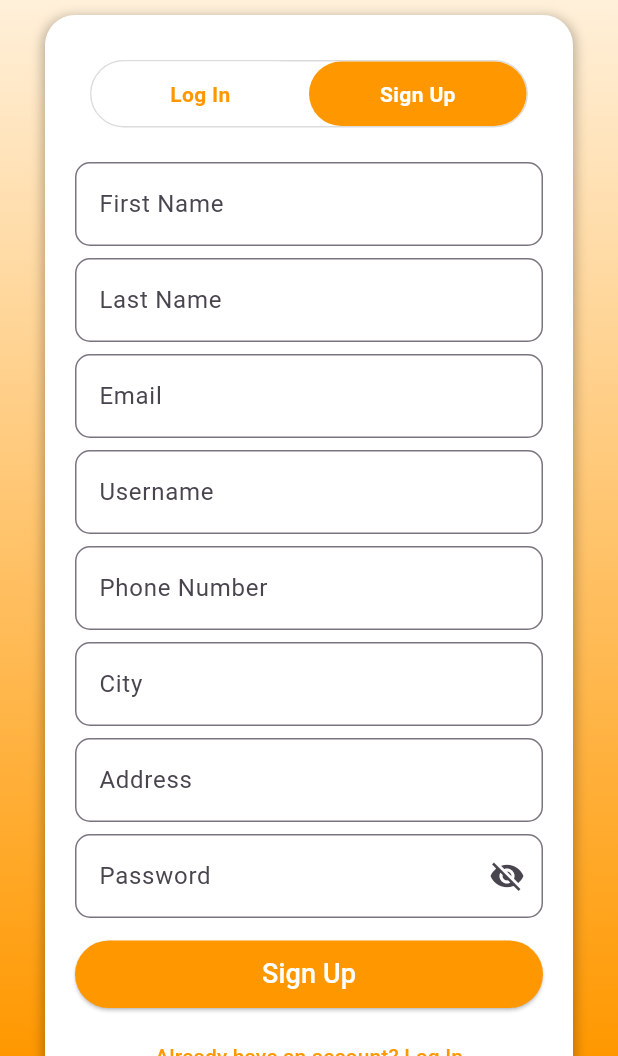
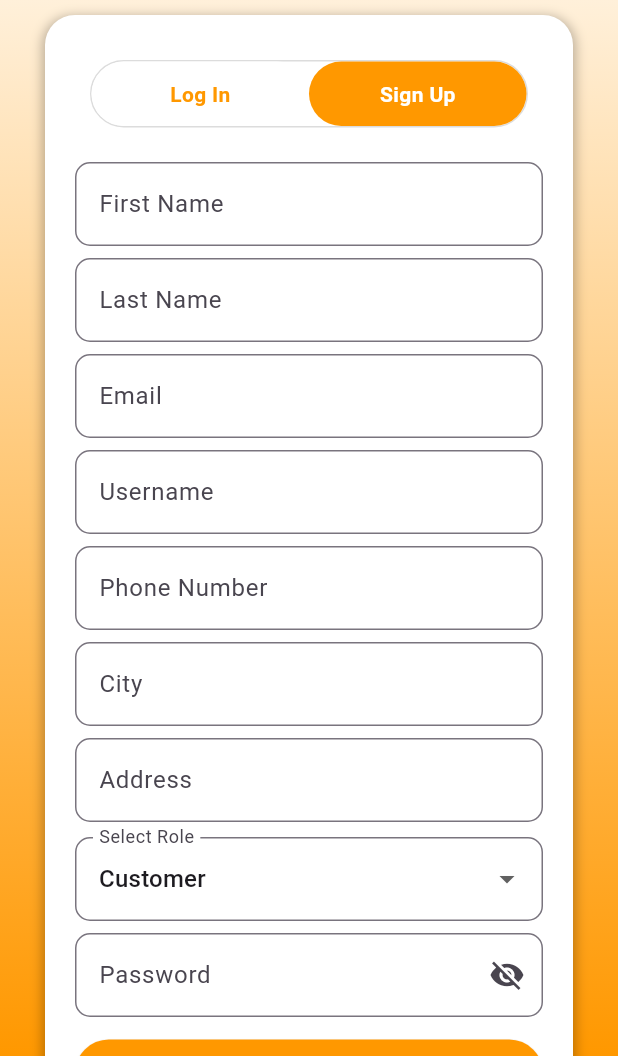
Before and after one commit to Leema02/Food_Trucks, a Flutter app: the SignUpPage screen opened directly, on a phone screen of 412 x 824 dp, the part 180-1236 px from its top. Run offline on Flutter 3.47's test engine with Material 3 defaults, Android fonts, the phone set to English and light mode, and no system bars; our stand-ins replace cached_network_image, flutter_map, font_awesome_flutter, geolocator, latlong2.

Commit message:
added role in signup page

```diff
--- a/frontend/lib/screens/auth/signup/signup.dart
+++ b/frontend/lib/screens/auth/signup/signup.dart
@@ -16,6 +16,7 @@ class SignUpPage extends StatefulWidget {
 
 class _SignUpPageState extends State<SignUpPage> {
   final _formKey = GlobalKey<FormState>();
+
   final TextEditingController _firstNameController = TextEditingController();
   final TextEditingController _lastNameController = TextEditingController();
   final TextEditingController _emailController = TextEditingController();
@@ -26,6 +27,7 @@ class _SignUpPageState extends State<SignUpPage> {
   final TextEditingController _passwordController = TextEditingController();
 
   bool _showPassword = false;
+  String _selectedRole = 'customer';
 
   Widget buildStyledTextField({
     required String hint,
@@ -69,7 +71,7 @@ class _SignUpPageState extends State<SignUpPage> {
 
   Widget _buildForm(BuildContext context, double horizontalPadding,
       double formWidth, bool isMobile, bool scrollEnabled) {
-    Widget formContent = Padding(
+    final formContent = Padding(
       padding: EdgeInsets.symmetric(horizontal: horizontalPadding),
       child: Row(
         mainAxisAlignment:
@@ -155,17 +157,44 @@ class _SignUpPageState extends State<SignUpPage> {
                           const SizedBox(height: 8),
                           buildStyledTextField(
                               hint: 'Address', controller: _addressController),
+                          const SizedBox(height: 10),
+
+                          /// Role Dropdown
+                          DropdownButtonFormField<String>(
+                            value: _selectedRole,
+                            decoration: InputDecoration(
+                              labelText: 'Select Role',
+                              border: OutlineInputBorder(
+                                  borderRadius: BorderRadius.circular(10)),
+                              focusedBorder: OutlineInputBorder(
+                                borderRadius: BorderRadius.circular(10),
+                                borderSide:
+                                    const BorderSide(color: Colors.deepOrange),
+                              ),
+                            ),
+                            items: const [
+                              DropdownMenuItem(
+                                  value: 'customer', child: Text('Customer')),
+                              DropdownMenuItem(
+                                  value: 'truck owner',
+                                  child: Text('Truck Owner')),
+                            ],
+                            onChanged: (value) {
+                              setState(() {
+                                _selectedRole = value!;
+                              });
+                            },
+                          ),
+
                           const SizedBox(height: 8),
                           buildStyledTextField(
                             hint: 'Password',
                             obscure: !_showPassword,
                             controller: _passwordController,
                             suffixIcon: IconButton(
-                              icon: Icon(
-                                _showPassword
-                                    ? Icons.visibility
-                                    : Icons.visibility_off,
-                              ),
+                              icon: Icon(_showPassword
+                                  ? Icons.visibility
+                                  : Icons.visibility_off),
                               onPressed: () => setState(
                                   () => _showPassword = !_showPassword),
                             ),
@@ -187,14 +216,13 @@ class _SignUpPageState extends State<SignUpPage> {
                                   "city": _cityController.text.trim(),
                                   "address": _addressController.text.trim(),
                                   "password": _passwordController.text.trim(),
-                                  "role_id": "customer"
+                                  "role_id": _selectedRole,
                                 };
 
                                 final response =
                                     await AuthService.signup(userData);
 
                                 if (response.statusCode == 200) {
-                                  // Clear form fields first
                                   _firstNameController.clear();
                                   _lastNameController.clear();
                                   _emailController.clear();
@@ -204,14 +232,13 @@ class _SignUpPageState extends State<SignUpPage> {
                                   _addressController.clear();
                                   _passwordController.clear();
 
-                                  // Show centered dialog
                                   await showDialog(
                                     context: context,
-                                    builder: (BuildContext context) =>
-                                        AlertDialog(
+                                    builder: (context) => AlertDialog(
                                       content: const Text(
-                                          "✅ Verification email sent!",
-                                          textAlign: TextAlign.center),
+                                        "✅ Verification email sent!",
+                                        textAlign: TextAlign.center,
+                                      ),
                                       actions: [
                                         TextButton(
                                           onPressed: () =>
@@ -224,8 +251,9 @@ class _SignUpPageState extends State<SignUpPage> {
                                 } else {
                                   ScaffoldMessenger.of(context).showSnackBar(
                                     SnackBar(
-                                        content: Text(
-                                            "❌ Signup failed: ${response.body}")),
+                                      content: Text(
+                                          "❌ Signup failed: ${response.body}"),
+                                    ),
                                   );
                                 }
                               } else {
```
